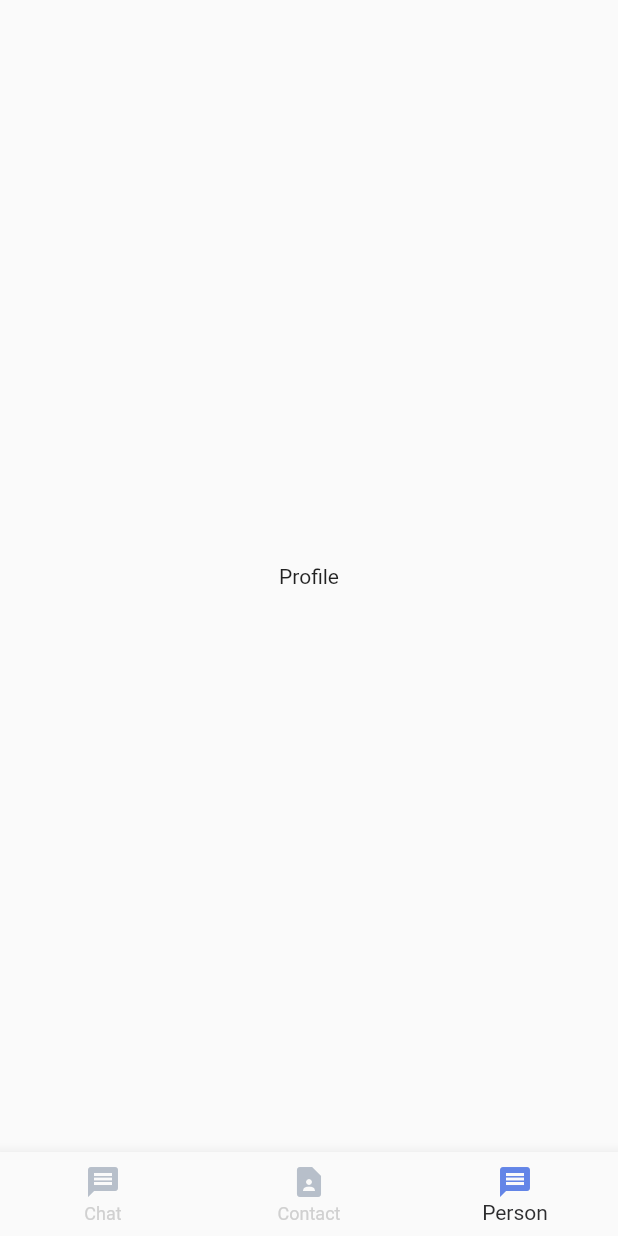
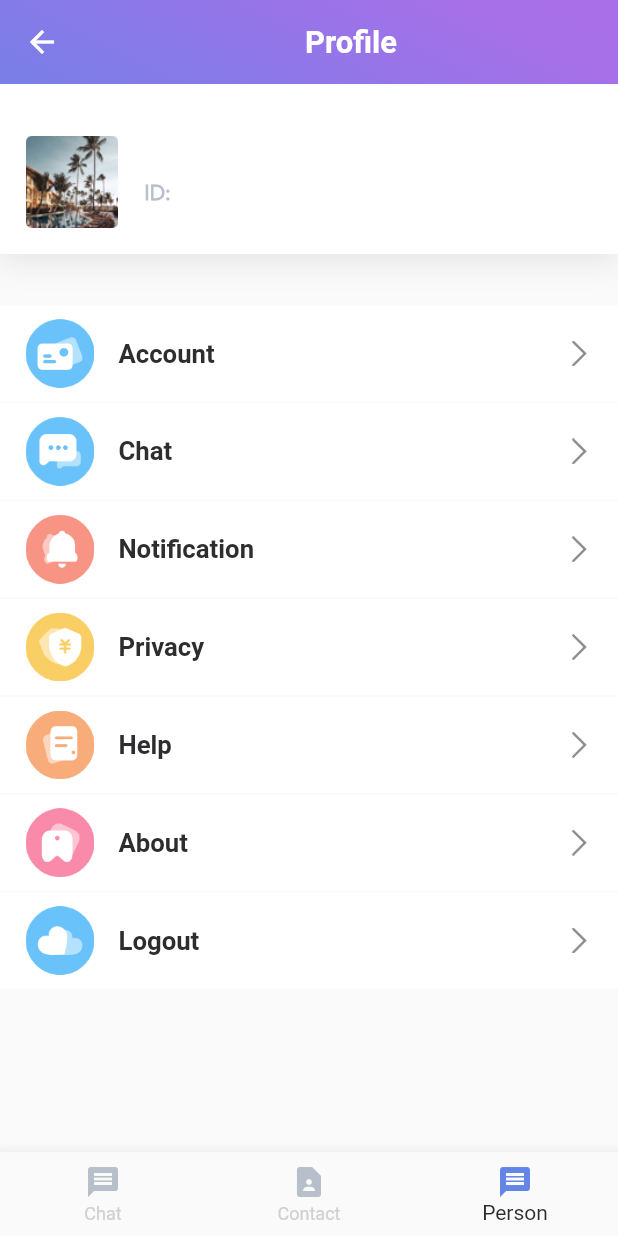
Before and after one commit to vanntrong/flutter-chat-app, a Flutter app: the ApplicationPage screen opened by its route, swiped to page 3, on a phone screen of 412 x 824 dp. Run offline on Flutter 3.47's test engine with Material 2 defaults, Android fonts, the phone set to English and light mode, and no system bars; drawn by our look-alikes of cached_network_image; our stand-ins replace cloud_firestore, cookie_jar, dio, dio_cookie_manager, dots_indicator, firebase_auth and 13 more; accounts and stored records are empty; network calls fail.

```diff
--- a/lib/common/routes/pages.dart
+++ b/lib/common/routes/pages.dart
@@ -2,6 +2,9 @@ import 'package:firebase_chat/common/middlewares/middlewares.dart';
 import 'package:firebase_chat/pages/application/index.dart';
 import 'package:firebase_chat/pages/chat/index.dart';
 import 'package:firebase_chat/pages/contact/index.dart';
+import 'package:firebase_chat/pages/photoview/index.dart';
+import 'package:firebase_chat/pages/profile/bindings.dart';
+import 'package:firebase_chat/pages/profile/view.dart';
 import 'package:firebase_chat/pages/sign_in/bindings.dart';
 import 'package:firebase_chat/pages/sign_in/view.dart';
 import 'package:firebase_chat/pages/welcome/index.dart';
@@ -42,16 +45,21 @@ class AppPages {
         binding: ContactBinding()),
     GetPage(
         name: AppRoutes.Chat, page: () => ChatPage(), binding: ChatBinding()),
-
-    /*
+    GetPage(
+        name: AppRoutes.Photoimgview,
+        page: () => PhotoImageView(),
+        binding: PhotoViewBinding()),
+    GetPage(
+        name: AppRoutes.Me,
+        page: () => ProfilePage(),
+        binding: ProfileBinding())
+/*
     GetPage(
         name: AppRoutes.Message,
         page: () => MessagePage(),
         binding: MessageBinding()),
     //我的
-    GetPage(name: AppRoutes.Me, page: () => MePage(), binding: MeBinding()),
     //聊天详情
-
-    GetPage(name: AppRoutes.Photoimgview, page: () => PhotoImgViewPage(), binding: PhotoImgViewBinding()),*/
+    */
   ];
 }
--- a/lib/pages/application/bindings.dart
+++ b/lib/pages/application/bindings.dart
@@ -1,6 +1,7 @@
 import 'package:firebase_chat/pages/application/index.dart';
 import 'package:firebase_chat/pages/contact/controller.dart';
 import 'package:firebase_chat/pages/message/controller.dart';
+import 'package:firebase_chat/pages/profile/controller.dart';
 import 'package:get/get.dart';
 
 class ApplicationBinding implements Bindings {
@@ -9,5 +10,6 @@ class ApplicationBinding implements Bindings {
     Get.lazyPut<ApplicationController>(() => ApplicationController());
     Get.lazyPut<ContactController>(() => ContactController());
     Get.lazyPut<MessageController>(() => MessageController());
+    Get.lazyPut<ProfileController>(() => ProfileController());
   }
 }
--- a/lib/pages/application/view.dart
+++ b/lib/pages/application/view.dart
@@ -2,6 +2,7 @@ import 'package:firebase_chat/common/values/colors.dart';
 import 'package:firebase_chat/pages/application/index.dart';
 import 'package:firebase_chat/pages/contact/index.dart';
 import 'package:firebase_chat/pages/message/view.dart';
+import 'package:firebase_chat/pages/profile/index.dart';
 import 'package:flutter/material.dart';
 import 'package:get/get.dart';
 
@@ -21,7 +22,7 @@ class ApplicationPage extends GetView<ApplicationController> {
           ),
           ContactPage(),
           Center(
-            child: Text("Profile"),
+            child: ProfilePage(),
           ),
         ],
       );
--- a/lib/pages/chat/view.dart
+++ b/lib/pages/chat/view.dart
@@ -115,7 +115,10 @@ class ChatPage extends GetView<ChatController> {
                 ListTile(
                   leading: Icon(Icons.photo_camera),
                   title: Text("Camera"),
-                  onTap: () {},
+                  onTap: () {
+                    controller.imgFromCamera();
+                    Get.back();
+                  },
                 ),
               ],
             ),
--- a/lib/pages/message/controller.dart
+++ b/lib/pages/message/controller.dart
@@ -4,6 +4,7 @@ import 'package:firebase_chat/pages/message/state.dart';
 import 'package:get/get.dart';
 import 'package:cloud_firestore/cloud_firestore.dart';
 import "package:pull_to_refresh/pull_to_refresh.dart";
+import "package:location/location.dart";
 
 class MessageController extends GetxController {
   MessageController();
--- /dev/null
+++ b/lib/pages/photoview/bindings.dart
@@ -0,0 +1,9 @@
+import 'package:firebase_chat/pages/photoview/controller.dart';
+import 'package:get/get.dart';
+
+class PhotoViewBinding implements Bindings {
+  @override
+  void dependencies() {
+    Get.lazyPut<PhotoImageViewController>(() => PhotoImageViewController());
+  }
+}
--- /dev/null
+++ b/lib/pages/photoview/index.dart
@@ -0,0 +1,6 @@
+library photoview;
+
+export './bindings.dart';
+export './controller.dart';
+export './state.dart';
+export './view.dart';
--- /dev/null
+++ b/lib/pages/photoview/state.dart
@@ -0,0 +1,5 @@
+import 'package:get/get.dart';
+
+class PhotoViewState {
+  RxString url = "".obs;
+}
--- /dev/null
+++ b/lib/pages/profile/bindings.dart
@@ -0,0 +1,9 @@
+import 'package:firebase_chat/pages/profile/controller.dart';
+import 'package:get/get.dart';
+
+class ProfileBinding implements Bindings {
+  @override
+  void dependencies() {
+    Get.lazyPut<ProfileController>(() => ProfileController());
+  }
+}
--- /dev/null
+++ b/lib/pages/profile/controller.dart
@@ -0,0 +1,59 @@
+import 'dart:convert';
+
+import 'package:firebase_chat/common/entities/user.dart';
+import 'package:firebase_chat/common/routes/routes.dart';
+import 'package:firebase_chat/common/store/user.dart';
+import 'package:firebase_chat/pages/profile/state.dart';
+import 'package:get/get.dart';
+import 'package:google_sign_in/google_sign_in.dart';
+
+class ProfileController extends GetxController {
+  final ProfileState state = ProfileState();
+  final GoogleSignIn _googleSignIn = GoogleSignIn(scopes: <String>[
+    "email",
+    "https://www.googleapis.com/auth/contacts.readonly",
+  ]);
+
+  asyncLoadAllData() async {
+    String profile = await UserStore.to.getProfile();
+    if (profile.isNotEmpty) {
+      UserLoginResponseEntity userdata =
+          UserLoginResponseEntity.fromJson(jsonDecode(profile));
+      state.head_detail.value = userdata;
+    }
+  }
+
+  Future<void> onLogout() async {
+    UserStore.to.onLogout();
+    await _googleSignIn.signOut();
+    Get.offAndToNamed(AppRoutes.SIGN_IN);
+  }
+
+  @override
+  void onInit() {
+    super.onInit();
+    asyncLoadAllData();
+
+    List MyList = [
+      {"name": "Account", "icon": "assets/icons/1.png", "route": "/account"},
+      {"name": "Chat", "icon": "assets/icons/2.png", "route": "/chat"},
+      {
+        "name": "Notification",
+        "icon": "assets/icons/3.png",
+        "route": "/notification"
+      },
+      {"name": "Privacy", "icon": "assets/icons/4.png", "route": "/privacy"},
+      {"name": "Help", "icon": "assets/icons/5.png", "route": "/help"},
+      {"name": "About", "icon": "assets/icons/6.png", "route": "/about"},
+      {"name": "Logout", "icon": "assets/icons/7.png", "route": "/logout"},
+    ];
+
+    for (int i = 0; i < MyList.length; i++) {
+      MeListItem result = MeListItem();
+      result.icon = MyList[i]['icon'];
+      result.name = MyList[i]['name'];
+      result.route = MyList[i]['route'];
+      state.meListItem.add(result);
+    }
+  }
+}
--- /dev/null
+++ b/lib/pages/profile/index.dart
@@ -0,0 +1,6 @@
+library profile;
+
+export './bindings.dart';
+export './controller.dart';
+export './state.dart';
+export './view.dart';
--- /dev/null
+++ b/lib/pages/profile/state.dart
@@ -0,0 +1,7 @@
+import 'package:firebase_chat/common/entities/user.dart';
+import 'package:get/get.dart';
+
+class ProfileState {
+  var head_detail = Rx<UserLoginResponseEntity?>(null);
+  RxList<MeListItem> meListItem = <MeListItem>[].obs;
+}
--- /dev/null
+++ b/lib/pages/profile/view.dart
@@ -0,0 +1,114 @@
+import 'package:firebase_chat/common/entities/user.dart';
+import 'package:firebase_chat/common/values/values.dart';
+import 'package:firebase_chat/common/widgets/widgets.dart';
+import 'package:firebase_chat/pages/profile/controller.dart';
+import 'package:firebase_chat/pages/profile/widgets/head_item.dart';
+import 'package:flutter/material.dart';
+import 'package:flutter/src/widgets/framework.dart';
+import 'package:flutter/src/widgets/placeholder.dart';
+import 'package:get/get.dart';
+import 'package:flutter_screenutil/flutter_screenutil.dart';
+
+class ProfilePage extends GetView<ProfileController> {
+  const ProfilePage({super.key});
+
+  AppBar _buildAppBar() {
+    return transparentAppBar(
+        title: Text(
+      "Profile",
+      style: TextStyle(
+        color: AppColors.primaryBackground,
+        fontSize: 18.sp,
+        fontWeight: FontWeight.w600,
+      ),
+    ));
+  }
+
+  Widget MeItem(MeListItem item) {
+    return Container(
+      height: 56.w,
+      color: AppColors.primaryBackground,
+      margin: EdgeInsets.only(bottom: 1.w),
+      padding: EdgeInsets.only(top: 0.w, left: 15.w, right: 15.w),
+      child: InkWell(
+        onTap: () {
+          if (item.route == "/logout") {
+            controller.onLogout();
+          }
+        },
+        child: Row(
+          mainAxisAlignment: MainAxisAlignment.spaceBetween,
+          crossAxisAlignment: CrossAxisAlignment.center,
+          children: [
+            Row(
+              children: [
+                Container(
+                  height: 56.w,
+                  child: Image(
+                    image: AssetImage(item.icon ?? ""),
+                    width: 40.w,
+                    height: 40.w,
+                  ),
+                ),
+                Container(
+                  margin: EdgeInsets.only(left: 14.w),
+                  child: Text(
+                    item.name ?? "",
+                    style: TextStyle(
+                      color: AppColors.thirdElement,
+                      fontWeight: FontWeight.w600,
+                      fontSize: 15.sp,
+                    ),
+                  ),
+                )
+              ],
+            ),
+            Row(
+              mainAxisAlignment: MainAxisAlignment.end,
+              crossAxisAlignment: CrossAxisAlignment.center,
+              children: [
+                Container(
+                  alignment: Alignment.center,
+                  child: Image(
+                    image: const AssetImage(
+                      "assets/icons/ang.png",
+                    ),
+                    width: 15.w,
+                    height: 15.w,
+                  ),
+                )
+              ],
+            )
+          ],
+        ),
+      ),
+    );
+  }
+
+  @override
+  Widget build(BuildContext context) {
+    return Scaffold(
+      appBar: _buildAppBar(),
+      body: Obx(() => CustomScrollView(
+            slivers: [
+              SliverPadding(
+                padding: EdgeInsets.symmetric(vertical: 0.w, horizontal: 0.w),
+                sliver: SliverToBoxAdapter(
+                  child: controller.state.head_detail.value == null
+                      ? Container()
+                      : HeadItem(controller.state.head_detail.value),
+                ),
+              ),
+              SliverPadding(
+                padding: EdgeInsets.symmetric(vertical: 0.w, horizontal: 0.w),
+                sliver: SliverList(
+                    delegate: SliverChildBuilderDelegate((context, index) {
+                  var item = controller.state.meListItem[index];
+                  return MeItem(item);
+                }, childCount: controller.state.meListItem.length)),
+              ),
+            ],
+          )),
+    );
+  }
+}
--- /dev/null
+++ b/lib/pages/profile/widgets/head_item.dart
@@ -0,0 +1,85 @@
+import 'package:firebase_chat/common/entities/user.dart';
+import 'package:firebase_chat/common/values/values.dart';
+import 'package:firebase_chat/common/widgets/image.dart';
+import 'package:flutter/material.dart';
+import "package:flutter_screenutil/flutter_screenutil.dart";
+
+Widget HeadItem(UserLoginResponseEntity? item) {
+  return Container(
+    padding: EdgeInsets.only(top: 30.w, left: 15.w, right: 15.w, bottom: 15.w),
+    margin: EdgeInsets.only(bottom: 30.w),
+    decoration: BoxDecoration(
+      color: Colors.white,
+      borderRadius: BorderRadius.circular(0),
+      boxShadow: const [
+        BoxShadow(
+            color: AppColors.tabCellSeparator,
+            offset: Offset(0.0, 5.0),
+            blurRadius: 15.0,
+            spreadRadius: 1.0)
+      ],
+    ),
+    child: Column(
+        mainAxisAlignment: MainAxisAlignment.start,
+        crossAxisAlignment: CrossAxisAlignment.center,
+        children: [
+          Row(
+            mainAxisAlignment: MainAxisAlignment.start,
+            crossAxisAlignment: CrossAxisAlignment.start,
+            children: [
+              InkWell(
+                onTap: () {},
+                child: SizedBox(
+                  width: 54.w,
+                  height: 54.w,
+                  child: netImageCached(
+                    item?.photoUrl ?? "",
+                    width: 54.w,
+                    height: 54.w,
+                  ),
+                ),
+              ),
+              SizedBox(
+                width: 250.w,
+                child: Row(
+                  crossAxisAlignment: CrossAxisAlignment.start,
+                  children: [
+                    Container(
+                      padding: EdgeInsets.only(
+                          top: 5.w, left: 15.w, right: 0.w, bottom: 0.w),
+                      alignment: Alignment.centerLeft,
+                      width: 250.w,
+                      height: 54.w,
+                      child: Column(
+                          crossAxisAlignment: CrossAxisAlignment.start,
+                          children: [
+                            Text(
+                              item?.displayName ?? "",
+                              overflow: TextOverflow.clip,
+                              style: TextStyle(
+                                fontSize: 15.sp,
+                                fontWeight: FontWeight.bold,
+                                fontFamily: "Avenir",
+                                color: AppColors.thirdElement,
+                              ),
+                            ),
+                            Text(
+                              "ID: ${item?.accessToken ?? ""}",
+                              overflow: TextOverflow.clip,
+                              style: TextStyle(
+                                fontSize: 12.sp,
+                                fontWeight: FontWeight.bold,
+                                fontFamily: "Avenir",
+                                color: AppColors.thirdElementText,
+                              ),
+                            )
+                          ]),
+                    )
+                  ],
+                ),
+              )
+            ],
+          ),
+        ]),
+  );
+}
```
Also changed, not shown: lib/pages/chat/controller.dart (+11 -1 lines), lib/pages/chat/widgets/chat_left_item.dart (+6 -1 lines), lib/pages/chat/widgets/chat_right_item.dart (+6 -1 lines), lib/pages/photoview/controller.dart (added, +15 -0 lines), lib/pages/photoview/view.dart (added, +43 -0 lines), pubspec.lock, 1 other file.
